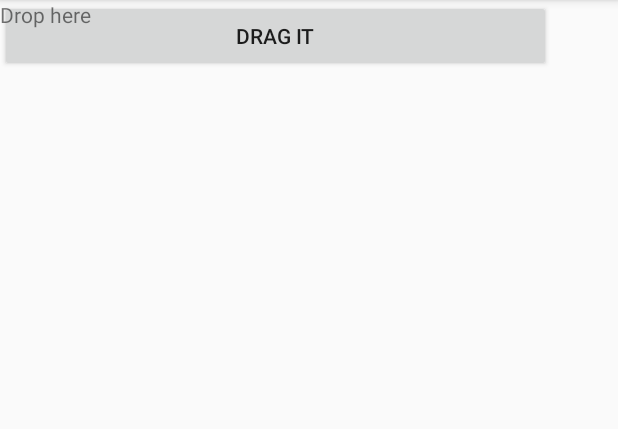
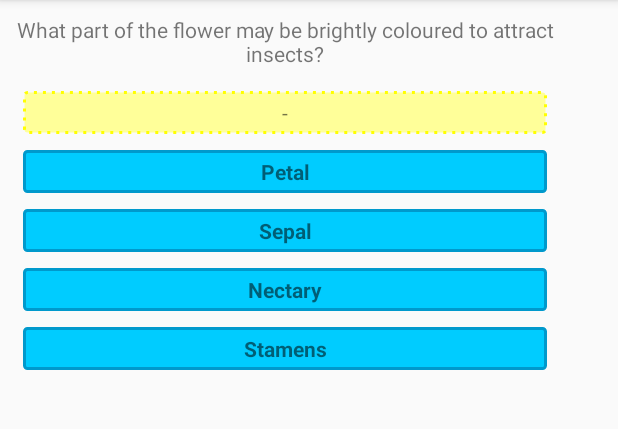
Before and after one commit to ElXyfer/MobileGameApp, an Android app: the Question2 screen opened directly, with no data from a screen before it, on a phone screen of 412 x 824 dp, the part 84-513 px from its top. Run offline under Robolectric (Android 15) with nearby library versions, the phone set to English and light mode, and no system bars.

Commit message:
working drag and drop feature

```diff
--- a/app/src/main/java/com/example/lincolnchawora/mygame/MainActivity.java
+++ b/app/src/main/java/com/example/lincolnchawora/mygame/MainActivity.java
@@ -29,7 +29,7 @@ public class MainActivity extends AppCompatActivity {
 
 //                ding.start();
 
-                Intent page1Intent = new Intent(MainActivity.this, Question1.class);
+                Intent page1Intent = new Intent(MainActivity.this, Question2.class);
                 startActivity(page1Intent);
             }
         });
--- a/app/src/main/java/com/example/lincolnchawora/mygame/Question1.java
+++ b/app/src/main/java/com/example/lincolnchawora/mygame/Question1.java
@@ -125,7 +125,7 @@ public class Question1 extends AppCompatActivity {
                     conBtn.setOnClickListener(new View.OnClickListener() {
                         @Override
                         public void onClick(View view) {
-                            Intent testIntent = new Intent(Question1.this, LearnPage.class); // change this to next question
+                            Intent testIntent = new Intent(Question1.this, Question2.class); // change this to next question
                             startActivity(testIntent);
                         }
                     });
--- a/app/src/main/java/com/example/lincolnchawora/mygame/Question2.java
+++ b/app/src/main/java/com/example/lincolnchawora/mygame/Question2.java
@@ -1,24 +1,115 @@
 package com.example.lincolnchawora.mygame;
 
+import android.content.ClipData;
 import android.support.v7.app.AppCompatActivity;
 import android.os.Bundle;
+import android.view.DragEvent;
+import android.view.MotionEvent;
+import android.view.View;
 import android.widget.Button;
 import android.widget.LinearLayout;
 import android.widget.TextView;
-
+import android.graphics.Typeface;
 public class Question2 extends AppCompatActivity {
 
-    Button dragButton;
-    LinearLayout dropButton;
-    TextView tv,sucess;
-    int total, fail = 0;
+    private TextView option1, option2, option3, option4, choice1, choice2, choice3;
 
     @Override
     protected void onCreate(Bundle savedInstanceState) {
         super.onCreate(savedInstanceState);
         setContentView(R.layout.activity_question2);
 
-        dragButton = (Button)findViewById(R.id.one);
-        dropButton = (LinearLayout) findViewById(R.id.topLinear);
+        //views to drag
+        option1 = (TextView)findViewById(R.id.option_1);
+        option2 = (TextView)findViewById(R.id.option_2);
+        option3 = (TextView)findViewById(R.id.option_3);
+        option4 = (TextView)findViewById(R.id.option_4);
+
+        //views to drop onto
+//        choice1 = (TextView)findViewById(R.id.choice_1);
+        choice2 = (TextView)findViewById(R.id.choice_2);
+//        choice3 = (TextView)findViewById(R.id.choice_3);
+
+        //set touch listeners
+        option1.setOnTouchListener(new ChoiceTouchListener());
+        option2.setOnTouchListener(new ChoiceTouchListener());
+        option3.setOnTouchListener(new ChoiceTouchListener());
+        option4.setOnTouchListener(new ChoiceTouchListener());
+
+        //set drag listeners
+//        choice1.setOnDragListener(new ChoiceDragListener());
+        choice2.setOnDragListener(new ChoiceDragListener());
+//        choice3.setOnDragListener(new ChoiceDragListener());
+    }
+
+    private final class ChoiceTouchListener implements View.OnTouchListener {
+        public boolean onTouch(View view, MotionEvent motionEvent) {
+            if(motionEvent.getAction() == MotionEvent.ACTION_DOWN) {
+                ClipData data = ClipData.newPlainText("", "");
+                View.DragShadowBuilder shadowBuilder = new View.DragShadowBuilder(view);
+
+                //start dragging the item touched
+                view.startDragAndDrop(data, shadowBuilder, view, 0);
+                return true;
+            } else {
+                return false;
+            }
+        }
+    }
+
+    private class ChoiceDragListener implements View.OnDragListener {
+        @Override
+        public boolean onDrag(View v, DragEvent event) {
+
+            switch (event.getAction()) {
+                case DragEvent.ACTION_DRAG_STARTED:
+                    break;
+                case DragEvent.ACTION_DRAG_ENTERED:
+                    break;
+                case DragEvent.ACTION_DRAG_EXITED:
+                    break;
+                case DragEvent.ACTION_DROP:
+                    //handle the dragged view being dropped over a target view
+                    View view = (View) event.getLocalState();
+
+                    //stop displaying the view where it was before it was dragged
+                    view.setVisibility(View.INVISIBLE);
+
+                    //view dragged item is being dropped on
+                    TextView dropTarget = (TextView) v;
+
+                    //view being dragged and dropped
+                    TextView dropped = (TextView) view;
+
+                    //update the text in the target view to reflect the data being dropped
+                    dropTarget.setText(dropped.getText());
+
+                    //make it bold to highlight the fact that an item has been dropped
+                    dropTarget.setTypeface(Typeface.DEFAULT_BOLD);
+
+                    //if an item has already been dropped here, there will be a tag
+                    Object tag = dropTarget.getTag();
+
+                    //if there is already an item here, set it back visible in its original place
+                    if(tag!=null)
+                    {
+                        //the tag is the view id already dropped here
+                        int existingID = (Integer)tag;
+
+                        //set the original view visible again
+                        findViewById(existingID).setVisibility(View.VISIBLE);
+                    }
+
+                    //set the tag in the target view to the ID of the view being dropped
+                    dropTarget.setTag(dropped.getTag());
+
+                    break;
+                case DragEvent.ACTION_DRAG_ENDED:
+                    break;
+                default:
+                    break;
+            }
+            return true;
+        }
     }
 }
--- /dev/null
+++ b/app/src/main/res/drawable/choice.xml
@@ -0,0 +1,20 @@
+<shape xmlns:android="http://schemas.android.com/apk/res/android"
+    android:dither="true" >
+
+    <solid android:color="#ffffff99" />
+
+    <corners android:radius="2dp" />
+
+    <stroke
+        android:dashGap="4dp"
+        android:dashWidth="2dp"
+        android:width="2dp"
+        android:color="#ffffff00" />
+
+    <padding
+        android:bottom="5dp"
+        android:left="5dp"
+        android:right="5dp"
+        android:top="5dp" />
+
+</shape>
--- /dev/null
+++ b/app/src/main/res/drawable/option.xml
@@ -0,0 +1,18 @@
+<shape xmlns:android="http://schemas.android.com/apk/res/android"
+    android:dither="true" >
+
+    <solid android:color="#ff00ccff" />
+
+    <corners android:radius="2dp" />
+
+    <stroke
+        android:width="2dp"
+        android:color="#ff0099cc" />
+
+    <padding
+        android:bottom="5dp"
+        android:left="10dp"
+        android:right="10dp"
+        android:top="5dp" />
+
+</shape>
--- a/app/src/main/res/layout/activity_question2.xml
+++ b/app/src/main/res/layout/activity_question2.xml
@@ -8,33 +8,93 @@
 
     <LinearLayout
         android:id="@+id/topLinear"
-        android:layout_width="367dp"
-        android:layout_height="246dp"
-        android:orientation="horizontal"
-        tools:layout_editor_absoluteX="8dp"
-        tools:layout_editor_absoluteY="8dp">
+        android:layout_width="380dp"
+        android:layout_height="351dp"
+        android:orientation="vertical"
+        android:padding="10dp"
+        android:paddingLeft="50dp"
+        android:paddingRight="50dp"
+        tools:layout_editor_absoluteX="0dp"
+        tools:layout_editor_absoluteY="7dp">
 
-        <Button
-            android:id="@+id/one"
-            android:layout_width="wrap_content"
+        <!-- Intro -->
+        <TextView
+            android:layout_width="fill_parent"
             android:layout_height="wrap_content"
-            android:layout_weight="1"
-            android:text="Drag it" />
+            android:gravity="center"
+            android:paddingBottom="10dp"
+            android:text="@string/intro" />
+
+        <!-- Choices -->
+        <!--<TextView-->
+            <!--android:id="@+id/choice_1"-->
+            <!--android:layout_width="fill_parent"-->
+            <!--android:layout_height="wrap_content"-->
+            <!--android:layout_margin="5dp"-->
+            <!--android:background="@drawable/choice"-->
+            <!--android:gravity="center"-->
+            <!--android:text="@string/choice_1" />-->
+
+        <TextView
+            android:id="@+id/choice_2"
+            android:layout_width="fill_parent"
+            android:layout_height="wrap_content"
+            android:layout_margin="5dp"
+            android:background="@drawable/choice"
+            android:gravity="center"
+            android:text="@string/choice_2" />
+
+        <!--<TextView-->
+            <!--android:id="@+id/choice_3"-->
+            <!--android:layout_width="fill_parent"-->
+            <!--android:layout_height="wrap_content"-->
+            <!--android:layout_margin="5dp"-->
+            <!--android:background="@drawable/choice"-->
+            <!--android:gravity="center"-->
+            <!--android:text="@string/choice_3" />-->
+
+        <!-- Options -->
+        <TextView
+            android:id="@+id/option_1"
+            android:layout_width="fill_parent"
+            android:layout_height="wrap_content"
+            android:layout_margin="5dp"
+            android:background="@drawable/option"
+            android:gravity="center"
+            android:text="@string/option_1"
+            android:textStyle="bold" />
+
+        <TextView
+            android:id="@+id/option_2"
+            android:layout_width="fill_parent"
+            android:layout_height="wrap_content"
+            android:layout_margin="5dp"
+            android:background="@drawable/option"
+            android:gravity="center"
+            android:text="@string/option_2"
+            android:textStyle="bold" />
+
+        <TextView
+            android:id="@+id/option_3"
+            android:layout_width="fill_parent"
+            android:layout_height="wrap_content"
+            android:layout_margin="5dp"
+            android:background="@drawable/option"
+            android:gravity="center"
+            android:text="@string/option_3"
+            android:textStyle="bold" />
+
+        <TextView
+            android:id="@+id/option_4"
+            android:layout_width="fill_parent"
+            android:layout_height="wrap_content"
+            android:layout_margin="5dp"
+            android:background="@drawable/option"
+            android:gravity="center"
+            android:text="@string/option_4"
+            android:textStyle="bold" />
+
     </LinearLayout>
 
-    <LinearLayout
-        android:id="@+id/bottomLinear"
-        android:layout_width="368dp"
-        android:layout_height="240dp"
-        android:orientation="horizontal"
-        tools:layout_editor_absoluteX="8dp"
-        tools:layout_editor_absoluteY="263dp">
 
-        <TextView
-            android:id="@+id/drop"
-            android:layout_width="wrap_content"
-            android:layout_height="wrap_content"
-            android:layout_weight="1"
-            android:text="Drop here" />
-    </LinearLayout>
 </android.support.constraint.ConstraintLayout>
--- a/app/src/main/res/values/strings.xml
+++ b/app/src/main/res/values/strings.xml
@@ -1,3 +1,12 @@
 <resources>
     <string name="app_name">MyGame</string>
+    <string name="intro">What part of the flower may be brightly coloured to attract insects?</string>
+    <string name="option_1">Petal</string>
+    <string name="option_2">Sepal</string>
+    <string name="option_3">Nectary</string>
+    <string name="option_4">Stamens</string>
+
+    <string name="choice_1">Most favorite</string>
+    <string name="choice_2">-</string>
+    <string name="choice_3">Least favorite</string>
 </resources>
```
